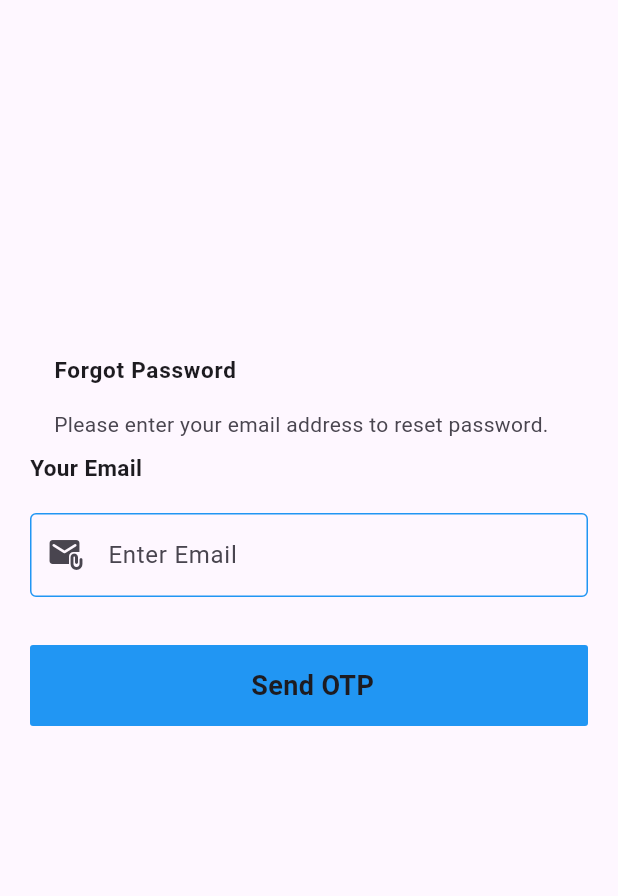
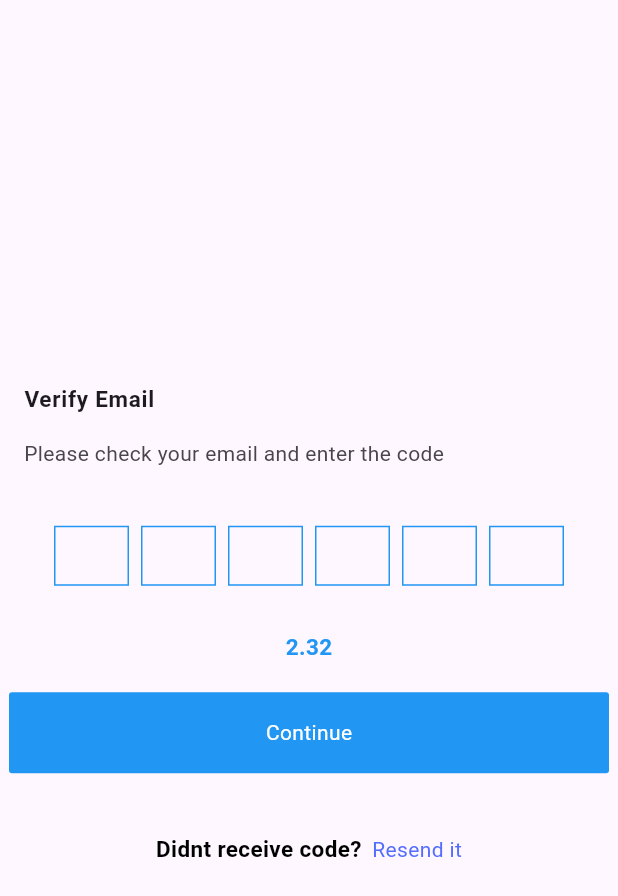
Before and after one commit to sagorsanto49/Thera-track-UIi, a Flutter app: the Forgotpage screen opened directly, after a tap on "Send OTP", on a phone screen of 412 x 824 dp. Shown: the top 896 px of the screen. Run offline on Flutter 3.47's test engine with Material 3 defaults, Android fonts, the phone set to English and light mode, and no system bars; drawn by our look-alikes of pinput.

Commit message:
forgotpage

```diff
--- a/lib/core/widget/primarybutten.dart
+++ b/lib/core/widget/primarybutten.dart
@@ -15,7 +15,7 @@ class Primarybutten extends StatelessWidget {
       child: Container(
         height: 54,
         width: 400,
-        child: Center(child: Text(title,style: TextStyle(fontSize: size,fontWeight: bold),)),
+        child: Center(child: Text(title,style: TextStyle(fontSize: size,fontWeight: bold,color: Colors.white),)),
         decoration: BoxDecoration(
           color: CustomColor.buttonColor,borderRadius: BorderRadius.circular(2),
 
--- a/lib/core/widget/text.dart
+++ b/lib/core/widget/text.dart
@@ -1,11 +1,15 @@
-import 'package:doctor/colour/font.dart';
 import 'package:flutter/cupertino.dart';
+import 'package:flutter/material.dart';
 
 class Texts extends StatelessWidget {
-  const Texts({super.key, required this.text});
-final String text;
+  const Texts({super.key, required this.text, this.color = Colors.black});
+  final String text;
+  final Color color;
   @override
   Widget build(BuildContext context) {
-    return Text(text,style: TextStyle(fontSize: 15,fontWeight: FontWeight.bold),);
+    return Text(
+      text,
+      style: TextStyle(fontSize: 15, fontWeight: FontWeight.bold, color: color),
+    );
   }
 }
--- a/lib/feature/signin/presentation/page/forgotpage.dart
+++ b/lib/feature/signin/presentation/page/forgotpage.dart
@@ -2,6 +2,7 @@ import 'package:doctor/core/widget/headertext.dart';
 import 'package:doctor/core/widget/primarybutten.dart';
 import 'package:doctor/core/widget/text.dart';
 import 'package:doctor/core/widget/xfield.dart';
+import 'package:doctor/feature/signin/presentation/page/verifyemail.dart';
 import 'package:flutter/cupertino.dart';
 import 'package:flutter/material.dart';
 
@@ -32,7 +33,9 @@ class Forgotpage extends StatelessWidget {
               title: ' Send OTP',
               size: 18,
               bold: FontWeight.bold,
-              onpress: () {},
+              onpress: () {
+                Navigator.push(context, MaterialPageRoute(builder: (context)=> Verifyemail() ));
+              },
             ),
           ],
         ),
--- /dev/null
+++ b/lib/feature/signin/presentation/page/verifyemail.dart
@@ -0,0 +1,62 @@
+import 'package:doctor/colour/colour.dart';
+import 'package:doctor/core/widget/headertext.dart';
+import 'package:doctor/core/widget/primarybutten.dart';
+import 'package:doctor/core/widget/text.dart';
+import 'package:flutter/cupertino.dart';
+import 'package:flutter/material.dart';
+import 'package:pinput/pinput.dart';
+
+class Verifyemail extends StatelessWidget {
+  const Verifyemail({super.key});
+
+  @override
+  Widget build(BuildContext context) {
+    return Scaffold(
+      body: Column(
+        mainAxisAlignment: MainAxisAlignment.center,
+        children: [
+          Headertext(
+            title: 'Verify Email',
+            subtitle: 'Please check your email and enter the code',
+          ),
+          SizedBox(height: 30),
+
+          SizedBox(
+            child: Pinput(
+              length: 6,
+              showCursor: true,
+              defaultPinTheme: PinTheme(
+                width: 50,
+                height: 40,
+                decoration: BoxDecoration(
+                  // color: CustomColor.buttonColor,
+                  border: Border.all(color: CustomColor.buttonColor),
+                ),
+              ),
+            ),
+          ),
+          SizedBox(height: 30),
+
+          Texts(text: '2.32',color: Colors.blue,),
+          SizedBox(height: 20),
+          Primarybutten(title: 'Continue', onpress: () {}),
+          SizedBox(height: 40),
+          Row(
+            mainAxisAlignment: MainAxisAlignment.center,
+            children: [
+              Texts(text: 'Didnt receive code?'),
+              SizedBox(width: 7),
+              InkWell(
+                onTap: () {},
+                child: Text(
+                  'Resend it',
+                  style: TextStyle(color: Colors.indigoAccent),
+                ),
+              ),
+            ],
+          ),
+        ],
+      ),
+    );
+  }
+}
--- a/pubspec.yaml
+++ b/pubspec.yaml
@@ -30,10 +30,12 @@ environment:
 dependencies:
   flutter:
     sdk: flutter
+  flutter_screenutil: ^5.9.3
 
   # The following adds the Cupertino Icons font to your application.
   # Use with the CupertinoIcons class for iOS style icons.
   cupertino_icons: ^1.0.8
+  pinput: ^6.0.2
 
 dev_dependencies:
   flutter_test:
```
Also changed, not shown: pubspec.lock.
